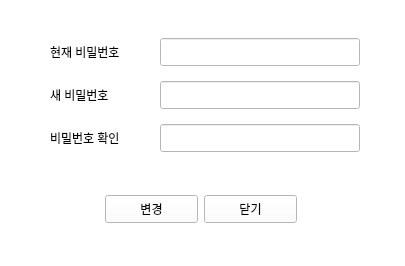
Old version of the form change_pw.ui in the repository hyeona-jeong/HRIS.
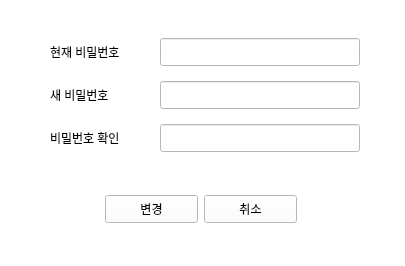
New version of the form.

Diff of the .ui file:
```diff
--- a/change_pw.ui
+++ b/change_pw.ui
@@ -665,7 +665,7 @@
           </size>
          </property>
          <property name="text">
-          <string>닫기</string>
+          <string>취소</string>
          </property>
         </widget>
        </item>
```
